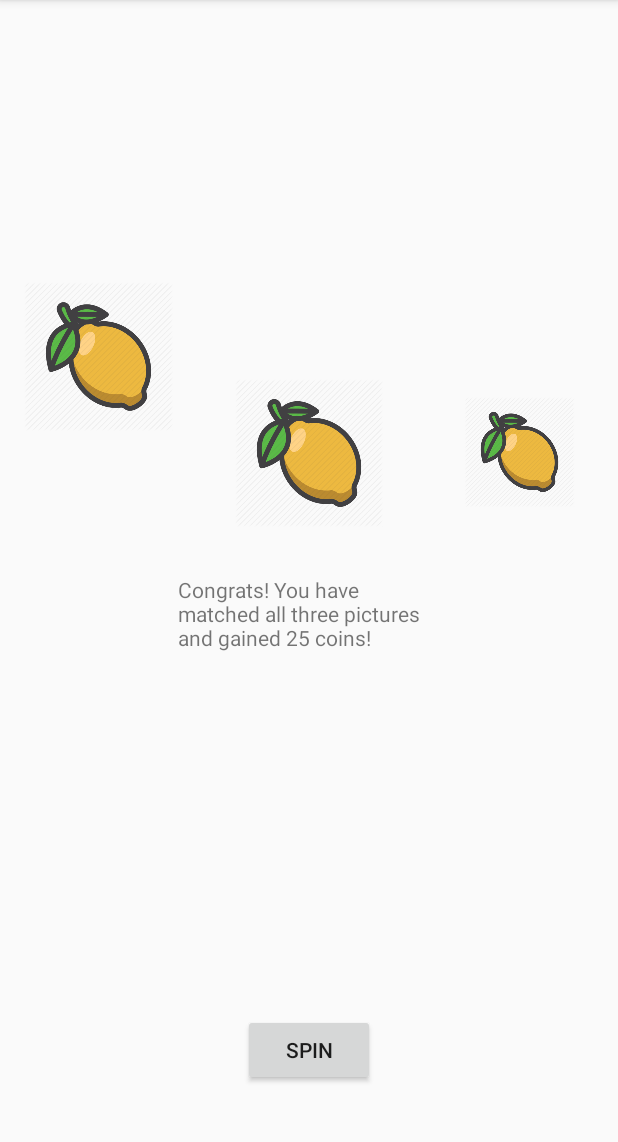
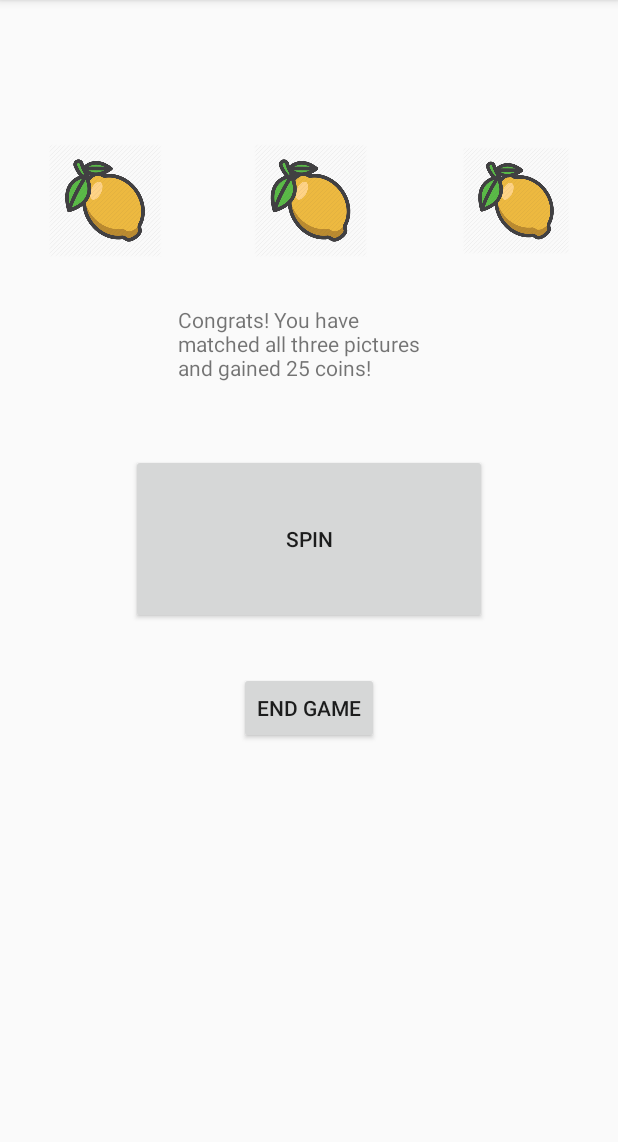
Before and after one commit to brasstrio3/LotteryGame, an Android app: the Main2Activity screen opened directly, with no data from a screen before it, after a tap on "SPIN", on a phone screen of 412 x 824 dp, the part 84-1226 px from its top. Run offline under Robolectric (Android 15) with nearby library versions, the phone set to English and light mode, and no system bars; 5 statements that could not run were skipped.

Commit message:
Updates final

```diff
--- a/app/build.gradle
+++ b/app/build.gradle
@@ -30,4 +30,5 @@ dependencies {
     testImplementation 'junit:junit:4.12'
     androidTestImplementation 'com.android.support.test:runner:1.0.2'
     androidTestImplementation 'com.android.support.test.espresso:espresso-core:3.0.2'
+    implementation "org.jetbrains.anko:anko-commons:0.10.5"
 }
--- a/app/src/main/java/com/example/administrator/lotterygame/Main2Activity.kt
+++ b/app/src/main/java/com/example/administrator/lotterygame/Main2Activity.kt
@@ -1,8 +1,8 @@
 package com.example.administrator.lotterygame
 
+import android.content.Intent
 import android.support.v7.app.AppCompatActivity
 import android.os.Bundle
-import android.widget.TextView
 import kotlinx.android.synthetic.main.activity_main.*
 import kotlinx.android.synthetic.main.activity_main2.*
 import java.util.*
@@ -15,6 +15,7 @@ class Main2Activity : AppCompatActivity() {
         setContentView(R.layout.activity_main2)
 
         spin()
+        setOnClickListenerForExit()
     }
 
     //Generates a random number between 1 and 4. Will be used to display pictures later
@@ -107,4 +108,14 @@ class Main2Activity : AppCompatActivity() {
             }
         }
     }
+
+    private fun setOnClickListenerForExit() {
+        var counter = (getIntent().getExtras().getInt("Coins"))
+
+        btnExit.setOnClickListener {
+            val intent = Intent("com.example.administrator.lotterygame.Main3Activity")
+            intent.putExtra("Coins", counter)
+            startActivity(intent)
+        }
+    }
 }
--- a/app/src/main/res/layout/activity_main2.xml
+++ b/app/src/main/res/layout/activity_main2.xml
@@ -1,6 +1,5 @@
 <?xml version="1.0" encoding="utf-8"?>
-<android.support.constraint.ConstraintLayout
-    xmlns:android="http://schemas.android.com/apk/res/android"
+<android.support.constraint.ConstraintLayout xmlns:android="http://schemas.android.com/apk/res/android"
     xmlns:app="http://schemas.android.com/apk/res-auto"
     xmlns:tools="http://schemas.android.com/tools"
     android:layout_width="match_parent"
@@ -12,71 +11,71 @@
     <ImageView
         android:id="@+id/pic1"
         android:layout_width="0dp"
-        android:layout_height="0dp"
-        android:layout_marginBottom="44dp"
-        android:layout_marginEnd="41dp"
-        android:layout_marginStart="16dp"
-        android:layout_marginTop="136dp"
-        app:layout_constraintBottom_toTopOf="@+id/lblMessage"
-        app:layout_constraintEnd_toStartOf="@+id/pic2"
+        android:layout_height="75dp"
+        android:layout_marginEnd="170dp"
+        android:layout_marginStart="18dp"
+        android:layout_marginTop="96dp"
+        app:layout_constraintEnd_toStartOf="@+id/pic3"
         app:layout_constraintStart_toStartOf="parent"
         app:layout_constraintTop_toTopOf="parent"
         app:srcCompat="@drawable/blank" />
 
     <ImageView
         android:id="@+id/pic2"
-        android:layout_width="0dp"
-        android:layout_height="0dp"
-        android:layout_marginBottom="208dp"
-        android:layout_marginEnd="41dp"
-        android:layout_marginTop="136dp"
-        app:layout_constraintBottom_toTopOf="@+id/btnSpin"
+        android:layout_width="90dp"
+        android:layout_height="75dp"
+        android:layout_marginEnd="40dp"
+        android:layout_marginTop="96dp"
         app:layout_constraintEnd_toStartOf="@+id/pic3"
-        app:layout_constraintStart_toEndOf="@+id/pic1"
         app:layout_constraintTop_toTopOf="parent"
         app:srcCompat="@drawable/blank" />
 
     <ImageView
         android:id="@+id/pic3"
         android:layout_width="0dp"
-        android:layout_height="73dp"
-        android:layout_marginBottom="45dp"
+        android:layout_height="71dp"
         android:layout_marginEnd="16dp"
-        app:layout_constraintBottom_toTopOf="@+id/lblMessage"
+        android:layout_marginTop="32dp"
         app:layout_constraintEnd_toEndOf="parent"
-        app:layout_constraintStart_toEndOf="@+id/pic2"
+        app:layout_constraintStart_toEndOf="@+id/pic1"
         app:layout_constraintTop_toBottomOf="@+id/lblCoinCounter"
         app:srcCompat="@drawable/blank" />
 
     <Button
         android:id="@+id/btnSpin"
-        android:layout_width="wrap_content"
-        android:layout_height="wrap_content"
-        android:layout_marginBottom="44dp"
+        android:layout_width="237dp"
+        android:layout_height="113dp"
+        android:layout_marginTop="24dp"
         android:text="Spin"
-        app:layout_constraintBottom_toBottomOf="parent"
+        app:layout_constraintEnd_toEndOf="parent"
+        app:layout_constraintStart_toStartOf="parent"
+        app:layout_constraintTop_toBottomOf="@+id/lblMessage" />
+
+    <TextView
+        android:id="@+id/lblMessage"
+        android:layout_width="175dp"
+        android:layout_height="75dp"
+        android:layout_marginTop="32dp"
         app:layout_constraintEnd_toEndOf="parent"
         app:layout_constraintStart_toStartOf="parent"
         app:layout_constraintTop_toBottomOf="@+id/pic2" />
 
     <TextView
-        android:id="@+id/lblMessage"
-        android:layout_width="175dp"
-        android:layout_height="0dp"
-        android:layout_marginBottom="181dp"
-        app:layout_constraintBottom_toBottomOf="parent"
+        android:id="@+id/lblCoinCounter"
+        android:layout_width="0dp"
+        android:layout_height="50dp"
+        android:layout_marginTop="16dp"
+        app:layout_constraintEnd_toEndOf="@+id/pic3"
+        app:layout_constraintStart_toStartOf="@+id/pic3"
+        app:layout_constraintTop_toTopOf="parent" />
+
+    <Button
+        android:id="@+id/btnExit"
+        android:layout_width="wrap_content"
+        android:layout_height="wrap_content"
+        android:layout_marginTop="32dp"
+        android:text="End Game"
         app:layout_constraintEnd_toEndOf="parent"
         app:layout_constraintStart_toStartOf="parent"
-        app:layout_constraintTop_toBottomOf="@+id/pic1" />
-
-    <TextView
-        android:id="@+id/lblCoinCounter"
-        android:layout_width="96dp"
-        android:layout_height="0dp"
-        android:layout_marginBottom="81dp"
-        android:layout_marginEnd="16dp"
-        android:layout_marginTop="16dp"
-        app:layout_constraintBottom_toTopOf="@+id/pic3"
-        app:layout_constraintEnd_toEndOf="parent"
-        app:layout_constraintTop_toTopOf="parent" />
+        app:layout_constraintTop_toBottomOf="@+id/btnSpin" />
 </android.support.constraint.ConstraintLayout>
```
Also changed, not shown: app/src/main/AndroidManifest.xml (+7 -1 lines), app/src/main/java/com/example/administrator/lotterygame/Main3Activity.kt (+29 -0 lines), app/src/main/java/com/example/administrator/lotterygame/MainActivity.kt (+9 -3 lines), app/src/main/res/layout/activity_main3.xml (+17 -9 lines).
